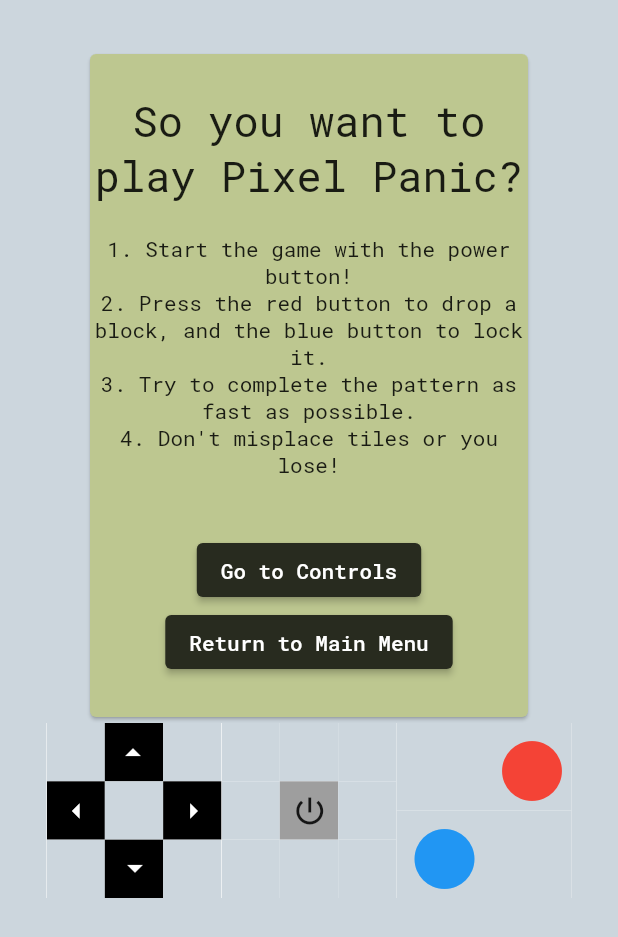
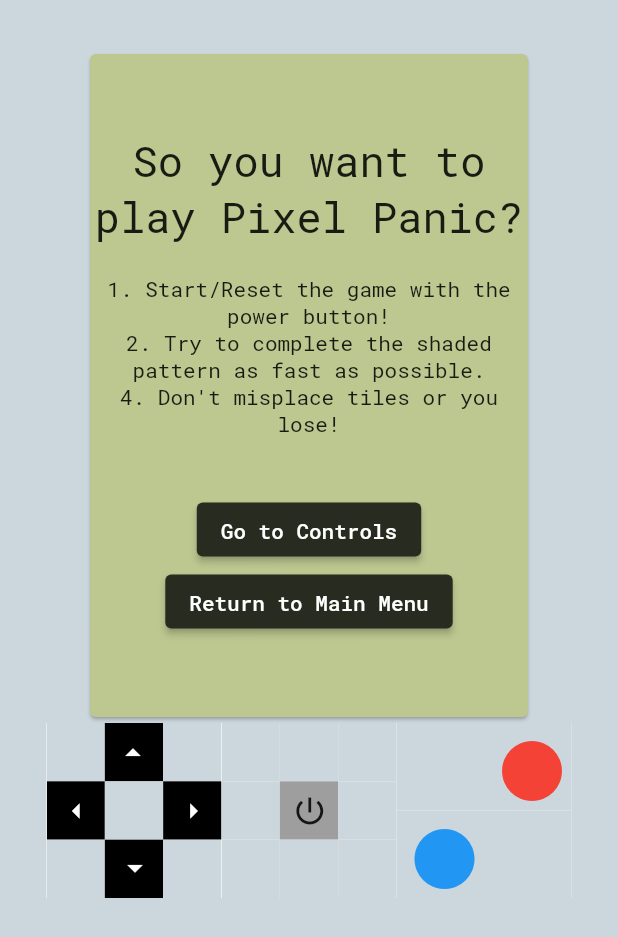
Before and after one commit to tedros99/PixelPanic, a Flutter app: the screen it shows after launch, after a tap on "RULES", on a phone screen of 412 x 824 dp. Shown: the top 937 px of the screen. Run offline on Flutter 3.47's test engine with Material 2 defaults, Android fonts, the phone set to English and light mode, and no system bars; our stand-ins replace google_fonts; missing offline and left inert: matrix2d.

Commit message:
name changes

```diff
--- a/lib/controls.dart
+++ b/lib/controls.dart
@@ -26,7 +26,7 @@ class ControlsPage extends StatelessWidget {
               Text(
                   style: GoogleFonts.robotoMono(),
                   textAlign: TextAlign.center,
-                  "D-PAD Up: Nothing\n\nD-PAD Down: Move Tetronimo Down\n\nD-PAD Left: Move Tetronimo Left\n\nD-PAD Right: Move Tetronimo Right\n\nBlue Button: Rotate Tetronimo\n\nRed Button: Drop Tetronimo"),
+                  "D-PAD Up: Nothing\n\nD-PAD Down: Move Tile Down\n\nD-PAD Left: Move Tile Left\n\nD-PAD Right: Move Tile Right\n\nBlue Button: Place Tile\n\nRed Button: Drop Tile to Bottom"),
               SizedBox(
                 height: 20,
               ),
--- a/lib/rules.dart
+++ b/lib/rules.dart
@@ -27,7 +27,7 @@ class RulesPage extends StatelessWidget {
               Text(
                   style: GoogleFonts.robotoMono(),
                   textAlign: TextAlign.center,
-                  "1. Start the game with the power button!\n2. Press the red button to drop a block, and the blue button to lock it.\n3. Try to complete the pattern as fast as possible.\n4. Don't misplace tiles or you lose!\n"),
+                  "1. Start/Reset the game with the power button!\n2. Try to complete the shaded pattern as fast as possible.\n4. Don't misplace tiles or you lose!\n"),
               SizedBox(
                 height: 20,
               ),
```
